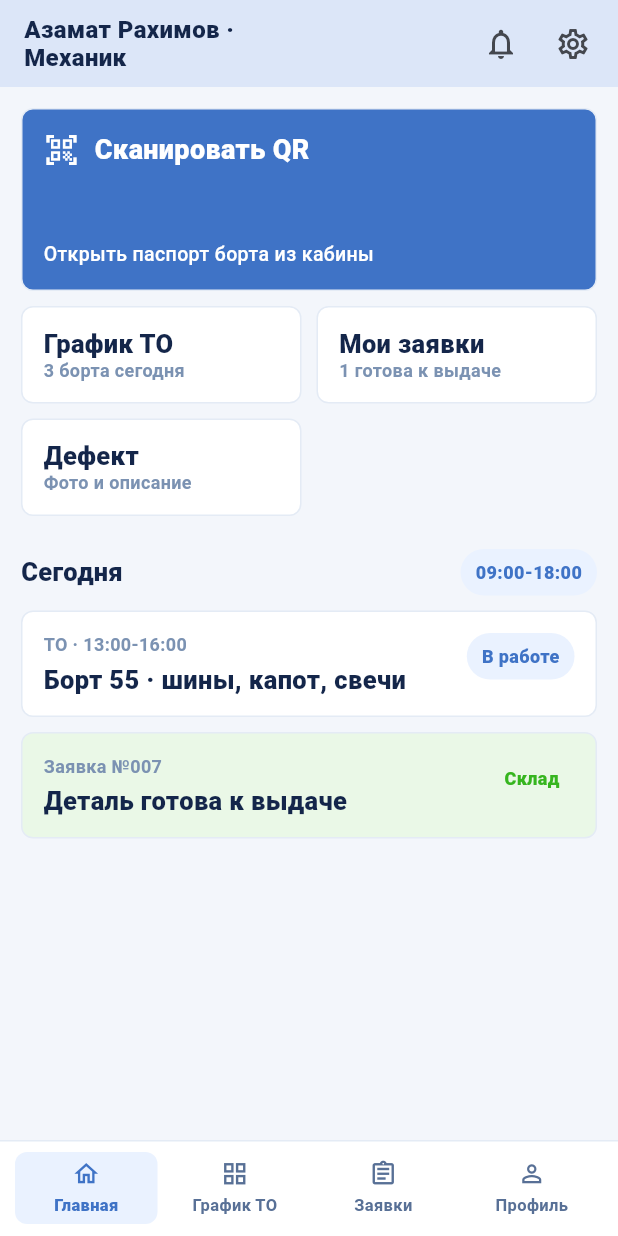
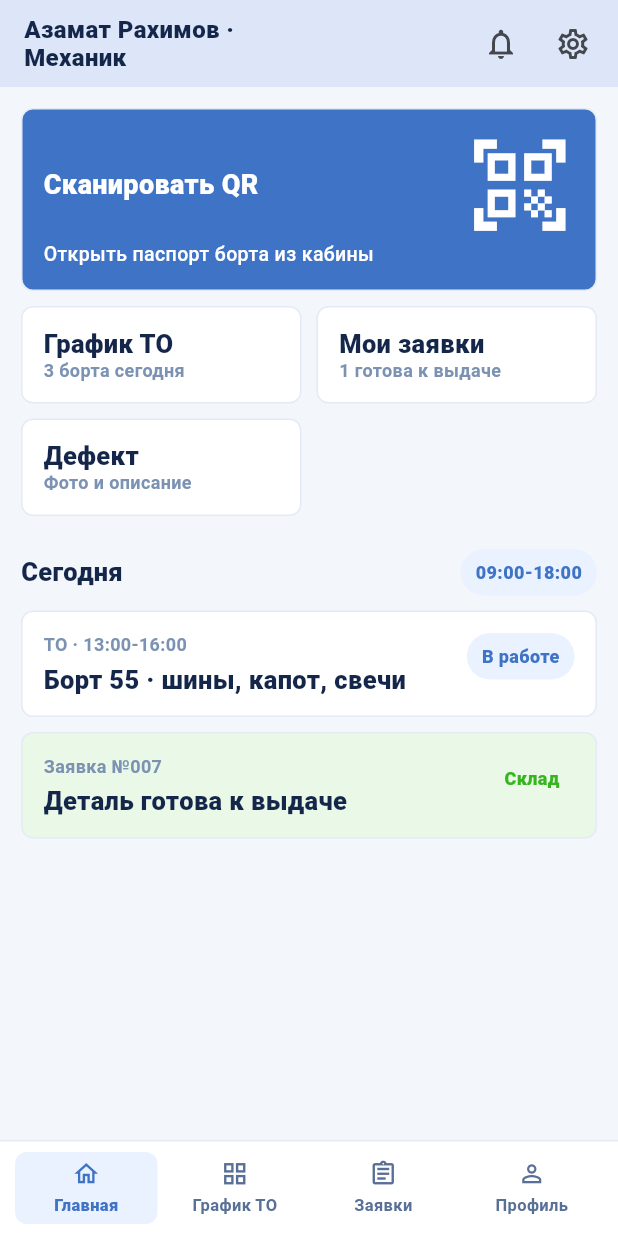
Before and after one commit to andronousss/digital-garage, a Flutter app: the screen it shows after launch, on a phone screen of 412 x 824 dp. Run offline on Flutter 3.47's test engine with Material 3 defaults, Android fonts, the phone set to English and light mode, and no system bars.

Commit message:
Update QR scanner icon size and position; add VSCode settings for CMake

```diff
--- a/lib/features/mechanic/presentation/mechanic_home_screen.dart
+++ b/lib/features/mechanic/presentation/mechanic_home_screen.dart
@@ -58,8 +58,6 @@ class _ScanQrAction extends StatelessWidget {
           children: const [
             Row(
               children: [
-                Icon(Icons.qr_code_scanner, color: Colors.white),
-                SizedBox(width: 10),
                 Expanded(
                   child: Text(
                     'Сканировать QR',
@@ -70,6 +68,8 @@ class _ScanQrAction extends StatelessWidget {
                     ),
                   ),
                 ),
+                SizedBox(width: 10),
+                Icon(Icons.qr_code_scanner, color: Colors.white, size: 73),
               ],
             ),
             Text(
```
